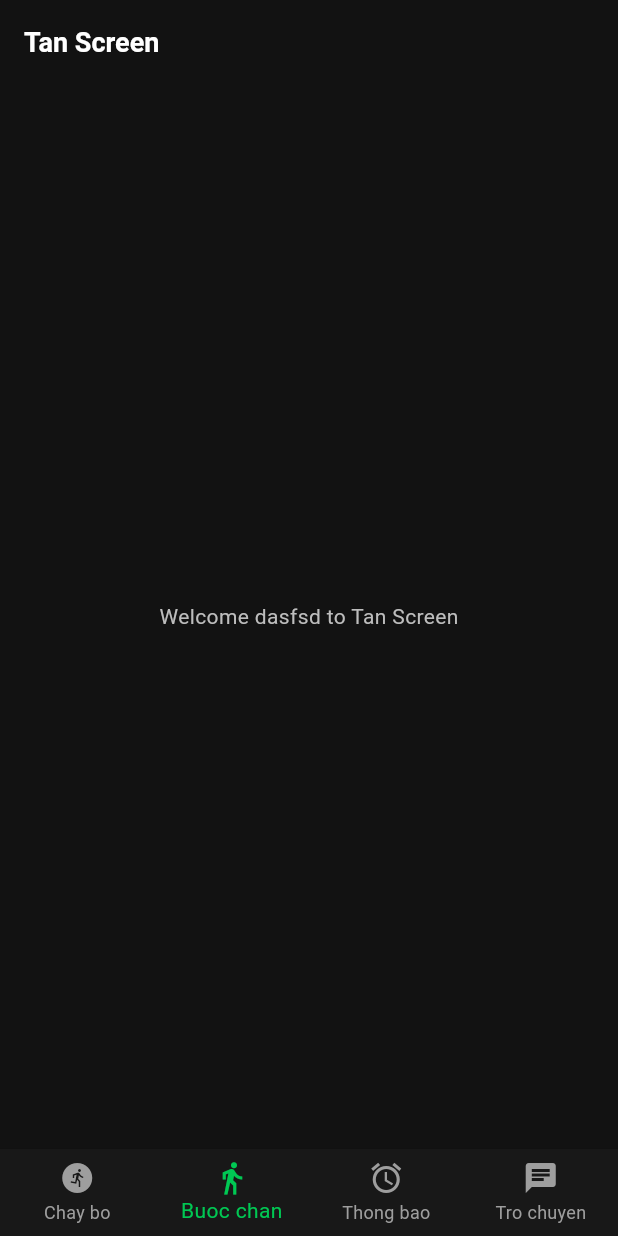
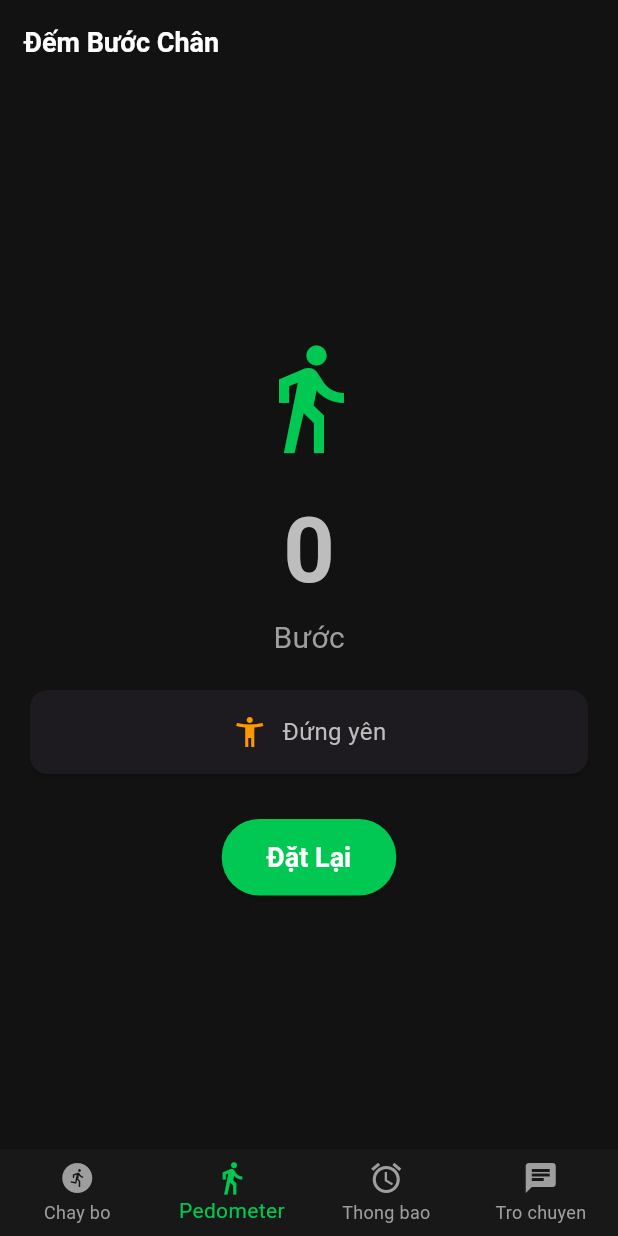
Before and after one commit to tuann04/mobile-final, a Flutter app: the screen it shows after launch, item 2 of the bottom bar chosen, on a phone screen of 412 x 824 dp. Run offline on Flutter 3.47's test engine with Material 3 defaults, Android fonts, the phone set to English and light mode, and no system bars; our stand-ins replace pedometer, shared_preferences.

Commit message:
Complete step counter

```diff
--- a/lib/main.dart
+++ b/lib/main.dart
@@ -1,5 +1,5 @@
 import 'package:flutter/material.dart';
-import 'screens/tan.dart';
+import 'screens/step_counter_screen.dart';
 import 'screens/tuan.dart';
 import 'screens/nguyen.dart';
 import 'screens/hieu.dart';
@@ -85,7 +85,7 @@ class HomePageState extends State<HomePage> {
 
   final List<Widget> _screens = [
     TuanScreen(key: ValueKey('tuan_screen')),
-    TanScreen(key: ValueKey('tan_screen')),
+    StepCounterScreen(),
     NguyenScreen(key: ValueKey('nguyen_screen')),
     HieuScreen(key: ValueKey('hieu_screen')),
   ];
@@ -111,7 +111,7 @@ class HomePageState extends State<HomePage> {
           ),
           BottomNavigationBarItem(
             icon: Icon(Icons.directions_walk),
-            label: 'Buoc chan',
+            label: 'Pedometer',
           ),
           BottomNavigationBarItem(
             icon: Icon(Icons.alarm),
--- /dev/null
+++ b/lib/screens/step_counter_screen.dart
@@ -0,0 +1,153 @@
+import 'package:flutter/material.dart';
+import 'package:pedometer/pedometer.dart';
+import 'package:shared_preferences/shared_preferences.dart';
+import 'dart:async';
+
+class StepCounterScreen extends StatefulWidget {
+  @override
+  _StepCounterScreenState createState() => _StepCounterScreenState();
+}
+
+class _StepCounterScreenState extends State<StepCounterScreen> {
+  late Stream<StepCount> _stepCountStream;
+  late Stream<PedestrianStatus> _pedestrianStatusStream;
+  String _status = 'Đứng yên';
+  int _steps = 0;
+  int _initialSteps = 0;
+  bool _isInitialized = false;
+
+  @override
+  void initState() {
+    super.initState();
+    initPlatformState();
+    loadSavedSteps();
+  }
+
+  void loadSavedSteps() async {
+    final prefs = await SharedPreferences.getInstance();
+    setState(() {
+      _initialSteps = prefs.getInt('initialSteps') ?? 0;
+      _steps = prefs.getInt('steps') ?? 0;
+    });
+  }
+
+  void saveSteps() async {
+    final prefs = await SharedPreferences.getInstance();
+    await prefs.setInt('steps', _steps);
+    await prefs.setInt('initialSteps', _initialSteps);
+  }
+
+  void onStepCount(StepCount event) {
+    setState(() {
+      if (!_isInitialized) {
+        _initialSteps = event.steps;
+        _isInitialized = true;
+      }
+      _steps = event.steps - _initialSteps;
+    });
+    saveSteps();
+  }
+
+  void onPedestrianStatusChanged(PedestrianStatus event) {
+    setState(() {
+      _status = event.status == 'walking' ? 'Đang đi bộ' : 'Đứng yên';
+    });
+  }
+
+  void onPedestrianStatusError(error) {
+    setState(() {
+      _status = 'Không thể phát hiện trạng thái';
+    });
+  }
+
+  void onStepCountError(error) {
+    print('Lỗi đếm bước: $error');
+  }
+
+  void initPlatformState() {
+    _pedestrianStatusStream = Pedometer.pedestrianStatusStream;
+    _stepCountStream = Pedometer.stepCountStream;
+
+    _stepCountStream.listen(onStepCount).onError(onStepCountError);
+    _pedestrianStatusStream
+        .listen(onPedestrianStatusChanged)
+        .onError(onPedestrianStatusError);
+  }
+
+  void resetSteps() {
+    setState(() {
+      _steps = 0;
+      _isInitialized = false;
+    });
+    saveSteps();
+  }
+
+  @override
+  Widget build(BuildContext context) {
+    return Scaffold(
+      appBar: AppBar(
+        title: Text('Đếm Bước Chân'),
+      ),
+      body: Center(
+        child: Column(
+          mainAxisAlignment: MainAxisAlignment.center,
+          children: [
+            Icon(
+              Icons.directions_walk,
+              size: 80,
+              color: Theme.of(context).primaryColor,
+            ),
+            SizedBox(height: 20),
+            Text(
+              '$_steps',
+              style: TextStyle(
+                fontSize: 60,
+                fontWeight: FontWeight.bold,
+              ),
+            ),
+            Text(
+              'Bước',
+              style: TextStyle(
+                fontSize: 20,
+                color: Colors.grey,
+              ),
+            ),
+            SizedBox(height: 20),
+            Card(
+              margin: EdgeInsets.symmetric(horizontal: 20),
+              child: Padding(
+                padding: EdgeInsets.all(16),
+                child: Row(
+                  mainAxisAlignment: MainAxisAlignment.center,
+                  children: [
+                    Icon(
+                      _status == 'Đang đi bộ'
+                          ? Icons.directions_walk
+                          : Icons.accessibility_new,
+                      color: _status == 'Đang đi bộ'
+                          ? Colors.green
+                          : Colors.orange,
+                    ),
+                    SizedBox(width: 10),
+                    Text(
+                      _status,
+                      style: TextStyle(fontSize: 16),
+                    ),
+                  ],
+                ),
+              ),
+            ),
+            SizedBox(height: 30),
+            ElevatedButton(
+              onPressed: resetSteps,
+              child: Text('Đặt Lại'),
+              style: ElevatedButton.styleFrom(
+                padding: EdgeInsets.symmetric(horizontal: 30, vertical: 15),
+              ),
+            ),
+          ],
+        ),
+      ),
+    );
+  }
+}
--- a/lib/screens/tan.dart
+++ /dev/null
@@ -1,16 +0,0 @@
-import 'package:flutter/material.dart';
-
-class TanScreen extends StatelessWidget {
-  const TanScreen({required Key key}) : super(key: key);
-  @override
-  Widget build(BuildContext context) {
-    return Scaffold(
-      appBar: AppBar(
-        title: Text('Tan Screen'),
-      ),
-      body: Center(
-        child: Text('Welcome dasfsd to Tan Screen'),
-      ),
-    );
-  }
-}
--- a/pubspec.yaml
+++ b/pubspec.yaml
@@ -9,6 +9,10 @@ environment:
 dependencies:
   flutter:
     sdk: flutter
+  pedometer: ^4.0.2
+  provider: ^6.1.2
+  shared_preferences: ^2.3.5
+  permission_handler: ^10.0.0
 
 dev_dependencies:
   flutter_test:
```
Also changed, not shown: pubspec.lock, 14 other files.
